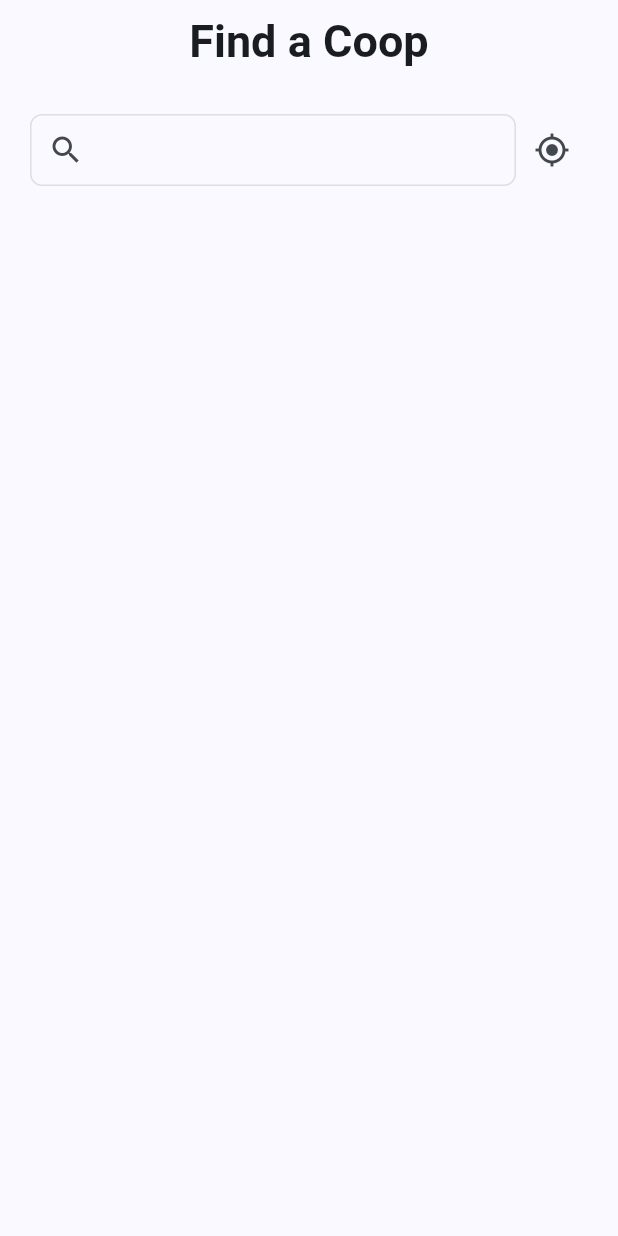
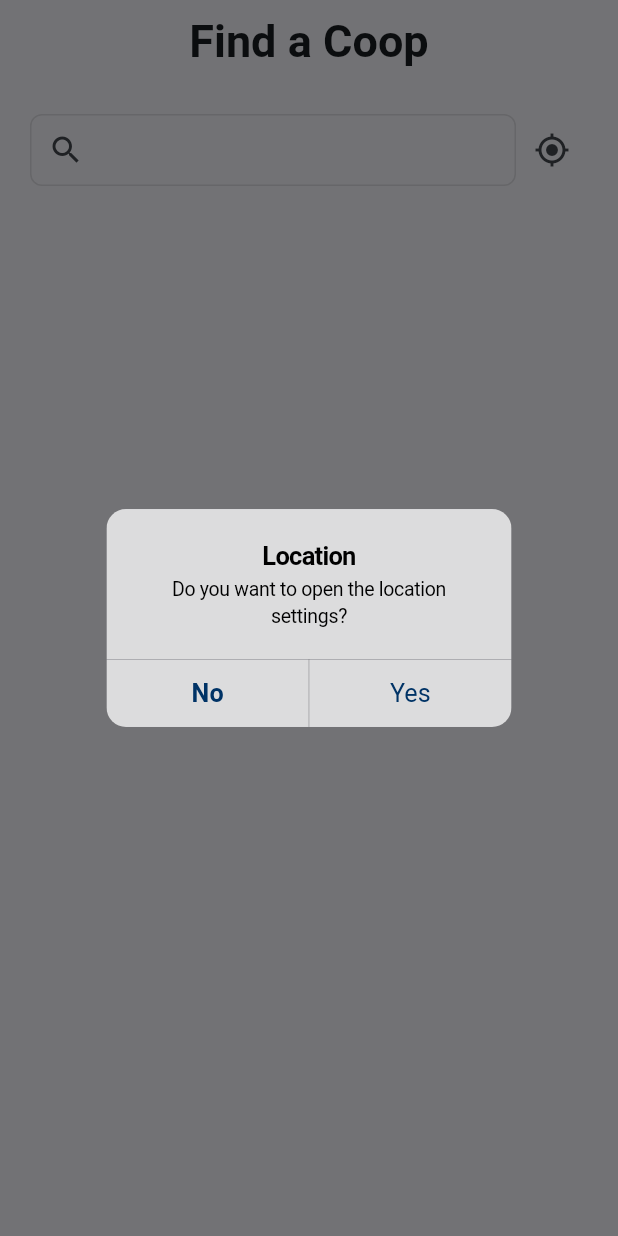
Before and after one commit to Hauglid/find-a-coop, a Flutter app: the screen it shows after launch, after a tap on the "gps fixed" icon, on a phone screen of 412 x 824 dp. Run offline on Flutter 3.47's test engine with Material 2 defaults, Android fonts, the phone set to English and light mode, and no system bars; our stand-ins replace bloc, equatable, flutter_bloc, freezed_annotation, geolocator, go_router and 1 more; generated files the repository leaves out were written again; network calls fail.

Commit message:
add popup dialog for location settings

```diff
--- a/find_a_coop/lib/features/stores/presentation/find_a_coop/view/widgets/location_button.dart
+++ b/find_a_coop/lib/features/stores/presentation/find_a_coop/view/widgets/location_button.dart
@@ -1,4 +1,6 @@
+import 'package:find_a_coop/l10n/l10n.dart';
 import 'package:find_a_coop/utils/log_utils.dart';
+import 'package:flutter/cupertino.dart';
 import 'package:flutter/material.dart';
 import 'package:geolocator/geolocator.dart';
 
@@ -40,11 +42,36 @@ class _LocationButtonState extends State<LocationButton> {
   }
 
   Future<void> _onPressed() async {
-    if (locationPermission == LocationPermission.unableToDetermine) {
+    if (locationPermission == LocationPermission.unableToDetermine || locationPermission == LocationPermission.denied) {
       final locationPermission = await Geolocator.requestPermission();
       logInfo('Got location permission: $locationPermission');
       setLocationPermissionState(locationPermission);
+    } else {
+      showLocationSettingsDialog();
     }
+  }
+
+  void showLocationSettingsDialog() {
+    showDialog<void>(
+      context: context,
+      builder: (BuildContext context) => CupertinoAlertDialog(
+        title: Text(context.l10n.location),
+        content: Text(context.l10n.locationOpenAppSettings),
+        actions: <CupertinoDialogAction>[
+          CupertinoDialogAction(
+            isDefaultAction: true,
+            onPressed: () {
+              Navigator.pop(context);
+            },
+            child: Text(context.l10n.no),
+          ),
+          CupertinoDialogAction(
+            onPressed: Geolocator.openLocationSettings,
+            child: Text(context.l10n.yes),
+          ),
+        ],
+      ),
+    );
   }
 
   @override
--- a/find_a_coop/lib/l10n/arb/app_en.arb
+++ b/find_a_coop/lib/l10n/arb/app_en.arb
@@ -1,4 +1,9 @@
 {
   "@@locale": "en",
-  "findACoopAppBarTitle": "Find a Coop"
+  "findACoopAppBarTitle": "Find a Coop",
+  "maybe": "Maybe",
+  "no": "No",
+  "yes": "Yes",
+  "location": "Location",
+  "locationOpenAppSettings": "Do you want to open the location settings?"
 }
--- a/find_a_coop/lib/l10n/arb/app_nb.arb
+++ b/find_a_coop/lib/l10n/arb/app_nb.arb
@@ -1,4 +1,9 @@
 {
   "@@locale": "nb",
-  "findACoopAppBarTitle": "Finn en Coop"
+  "findACoopAppBarTitle": "Finn en Coop",
+  "maybe": "Kanskje",
+  "no": "Nei",
+  "yes": "Ja",
+  "location": "Lokasjon",
+  "locationOpenAppSettings": "Vil du åpne innstillingene for lokasjon?"
 }
```
